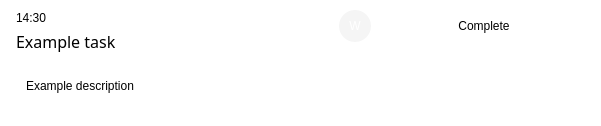
Before: the Qt Designer form uis/scripts/ui_note_item.ui in GorgeousOne/TaskManagementApp, drawn with Qt 5.
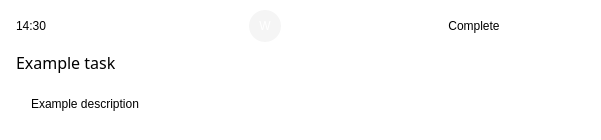
After: the same form once the commit is applied. Icons and pictures are not drawn.

Diff of the .ui file:
```diff
--- a/uis/scripts/ui_note_item.ui
+++ b/uis/scripts/ui_note_item.ui
@@ -7,7 +7,7 @@
     <x>0</x>
     <y>0</y>
     <width>601</width>
-    <height>126</height>
+    <height>140</height>
    </rect>
   </property>
   <property name="styleSheet">
@@ -25,136 +25,20 @@
     <number>0</number>
    </property>
    <property name="leftMargin">
-    <number>0</number>
+    <number>15</number>
    </property>
    <property name="topMargin">
     <number>0</number>
    </property>
    <property name="rightMargin">
-    <number>0</number>
+    <number>15</number>
    </property>
    <property name="bottomMargin">
-    <number>0</number>
-   </property>
-   <item>
-    <widget class="QWidget" name="top_bar_widget" native="true">
-     <layout class="QHBoxLayout" name="action_bar">
-      <property name="spacing">
-       <number>0</number>
-      </property>
-      <property name="leftMargin">
-       <number>0</number>
-      </property>
-      <property name="topMargin">
-       <number>0</number>
-      </property>
-      <property name="rightMargin">
-       <number>0</number>
-      </property>
-      <property name="bottomMargin">
-       <number>0</number>
-      </property>
-      <item>
-       <widget class="QWidget" name="title_bar" native="true">
-        <layout class="QVBoxLayout" name="vertical_layout_2">
-         <property name="spacing">
-          <number>5</number>
-         </property>
-         <property name="leftMargin">
           <number>15</number>
          </property>
-         <property name="topMargin">
-          <number>10</number>
-         </property>
-         <property name="rightMargin">
-          <number>10</number>
-         </property>
-         <property name="bottomMargin">
-          <number>10</number>
-         </property>
          <item>
-          <widget class="QLabel" name="time_label">
-           <property name="text">
-            <string>14:30</string>
-           </property>
-          </widget>
-         </item>
-         <item>
-          <widget class="QLabel" name="title_label">
-           <property name="sizePolicy">
-            <sizepolicy hsizetype="Expanding" vsizetype="Preferred">
-             <horstretch>0</horstretch>
-             <verstretch>0</verstretch>
-            </sizepolicy>
-           </property>
-           <property name="font">
-            <font>
-             <family>Segoe UI Light</family>
-             <pointsize>12</pointsize>
-             <weight>3</weight>
-             <italic>false</italic>
-             <bold>false</bold>
-            </font>
-           </property>
-           <property name="text">
-            <string>Example task</string>
-           </property>
-           <property name="wordWrap">
-            <bool>true</bool>
-           </property>
-          </widget>
-         </item>
-        </layout>
-       </widget>
-      </item>
-      <item alignment="Qt::AlignRight|Qt::AlignTop">
-       <widget class="QWidget" name="project_widget" native="true">
-        <property name="layoutDirection">
-         <enum>Qt::LeftToRight</enum>
-        </property>
-        <layout class="QHBoxLayout" name="horizontal:layout_2">
-         <property name="leftMargin">
-          <number>9</number>
-         </property>
-         <property name="topMargin">
-          <number>9</number>
-         </property>
-         <property name="rightMargin">
-          <number>9</number>
-         </property>
-         <property name="bottomMargin">
-          <number>9</number>
-         </property>
-         <item alignment="Qt::AlignVCenter">
-          <widget class="QPushButton" name="project_btn">
-           <property name="sizePolicy">
-            <sizepolicy hsizetype="Fixed" vsizetype="Fixed">
-             <horstretch>0</horstretch>
-             <verstretch>0</verstretch>
-            </sizepolicy>
-           </property>
-           <property name="minimumSize">
-            <size>
-             <width>32</width>
-             <height>32</height>
-            </size>
-           </property>
-           <property name="styleSheet">
-            <string notr="true">border: 0px solid;
-border-radius: 16px;
-color: rgb(255, 255, 255);
-background: rgb(245, 245, 245);
-font: 63 12pt &quot;Segoe UI Semibold&quot;;</string>
-           </property>
-           <property name="text">
-            <string>W</string>
-           </property>
-          </widget>
-         </item>
-        </layout>
-       </widget>
-      </item>
-      <item alignment="Qt::AlignRight|Qt::AlignTop">
+    <layout class="QGridLayout" name="gridLayout" columnstretch="1,1,1,1">
+     <item row="0" column="3">
        <widget class="QWidget" name="button_bar" native="true">
         <property name="enabled">
          <bool>true</bool>
@@ -180,16 +64,16 @@
           <number>0</number>
          </property>
          <property name="leftMargin">
-          <number>5</number>
+         <number>0</number>
          </property>
          <property name="topMargin">
-          <number>5</number>
+         <number>0</number>
          </property>
          <property name="rightMargin">
-          <number>5</number>
+         <number>0</number>
          </property>
          <property name="bottomMargin">
-          <number>5</number>
+         <number>0</number>
          </property>
          <item>
           <spacer name="horizontalSpacer">
@@ -198,8 +82,8 @@
            </property>
            <property name="sizeHint" stdset="0">
             <size>
-             <width>0</width>
-             <height>0</height>
+            <width>40</width>
+            <height>20</height>
             </size>
            </property>
           </spacer>
@@ -291,6 +175,115 @@
         </layout>
        </widget>
       </item>
+     <item row="0" column="1">
+      <spacer name="horizontalSpacer_2">
+       <property name="orientation">
+        <enum>Qt::Horizontal</enum>
+       </property>
+       <property name="sizeHint" stdset="0">
+        <size>
+         <width>40</width>
+         <height>20</height>
+        </size>
+       </property>
+      </spacer>
+     </item>
+     <item row="0" column="0">
+      <widget class="QLabel" name="time_label">
+       <property name="layoutDirection">
+        <enum>Qt::LeftToRight</enum>
+       </property>
+       <property name="text">
+        <string>14:30</string>
+       </property>
+      </widget>
+     </item>
+     <item row="0" column="2">
+      <widget class="QWidget" name="verticalWidget" native="true">
+       <layout class="QVBoxLayout" name="verticalLayout">
+        <property name="leftMargin">
+         <number>0</number>
+        </property>
+        <property name="topMargin">
+         <number>0</number>
+        </property>
+        <property name="rightMargin">
+         <number>0</number>
+        </property>
+        <property name="bottomMargin">
+         <number>0</number>
+        </property>
+        <item>
+         <widget class="QPushButton" name="project_btn">
+          <property name="sizePolicy">
+           <sizepolicy hsizetype="Fixed" vsizetype="Fixed">
+            <horstretch>0</horstretch>
+            <verstretch>0</verstretch>
+           </sizepolicy>
+          </property>
+          <property name="minimumSize">
+           <size>
+            <width>32</width>
+            <height>32</height>
+           </size>
+          </property>
+          <property name="styleSheet">
+           <string notr="true">border: 0px solid;
+border-radius: 16px;
+color: rgb(255, 255, 255);
+background: rgb(245, 245, 245);
+font: 63 12pt &quot;Segoe UI Semibold&quot;;</string>
+          </property>
+          <property name="text">
+           <string>W</string>
+          </property>
+         </widget>
+        </item>
+       </layout>
+      </widget>
+     </item>
+    </layout>
+   </item>
+   <item>
+    <widget class="QWidget" name="title_bar" native="true">
+     <layout class="QVBoxLayout" name="vertical_layout_2">
+      <property name="leftMargin">
+       <number>0</number>
+      </property>
+      <property name="topMargin">
+       <number>0</number>
+      </property>
+      <property name="rightMargin">
+       <number>0</number>
+      </property>
+      <property name="bottomMargin">
+       <number>0</number>
+      </property>
+      <item>
+       <widget class="QLabel" name="title_label">
+        <property name="sizePolicy">
+         <sizepolicy hsizetype="Expanding" vsizetype="Preferred">
+          <horstretch>0</horstretch>
+          <verstretch>0</verstretch>
+         </sizepolicy>
+        </property>
+        <property name="font">
+         <font>
+          <family>Segoe UI Light</family>
+          <pointsize>12</pointsize>
+          <weight>3</weight>
+          <italic>false</italic>
+          <bold>false</bold>
+         </font>
+        </property>
+        <property name="text">
+         <string>Example task</string>
+        </property>
+        <property name="wordWrap">
+         <bool>true</bool>
+        </property>
+       </widget>
+      </item>
      </layout>
     </widget>
    </item>
@@ -301,16 +294,16 @@
        <number>0</number>
       </property>
       <property name="leftMargin">
-       <number>25</number>
+       <number>15</number>
       </property>
       <property name="topMargin">
-       <number>0</number>
+       <number>10</number>
       </property>
       <property name="rightMargin">
-       <number>15</number>
+       <number>0</number>
       </property>
       <property name="bottomMargin">
-       <number>15</number>
+       <number>0</number>
       </property>
       <item>
        <widget class="QLabel" name="description_label">
```
Left out of the diff: 2 changed lines with no effect on the pictures. Lines whose indentation alone changed are shown as unchanged.
